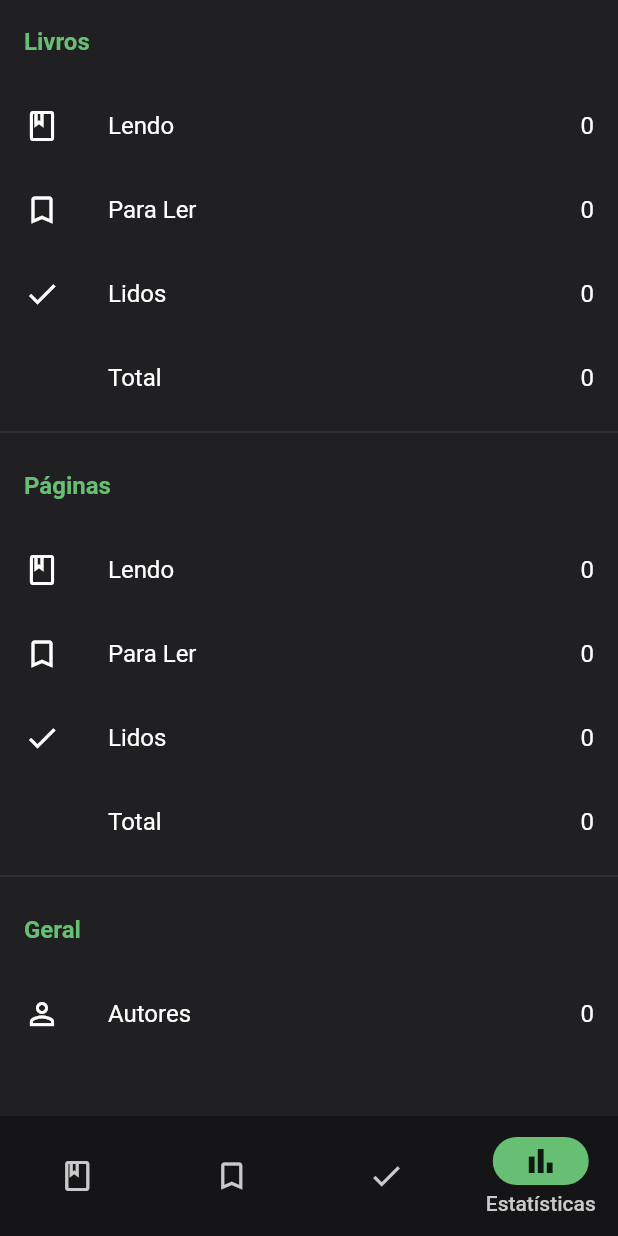
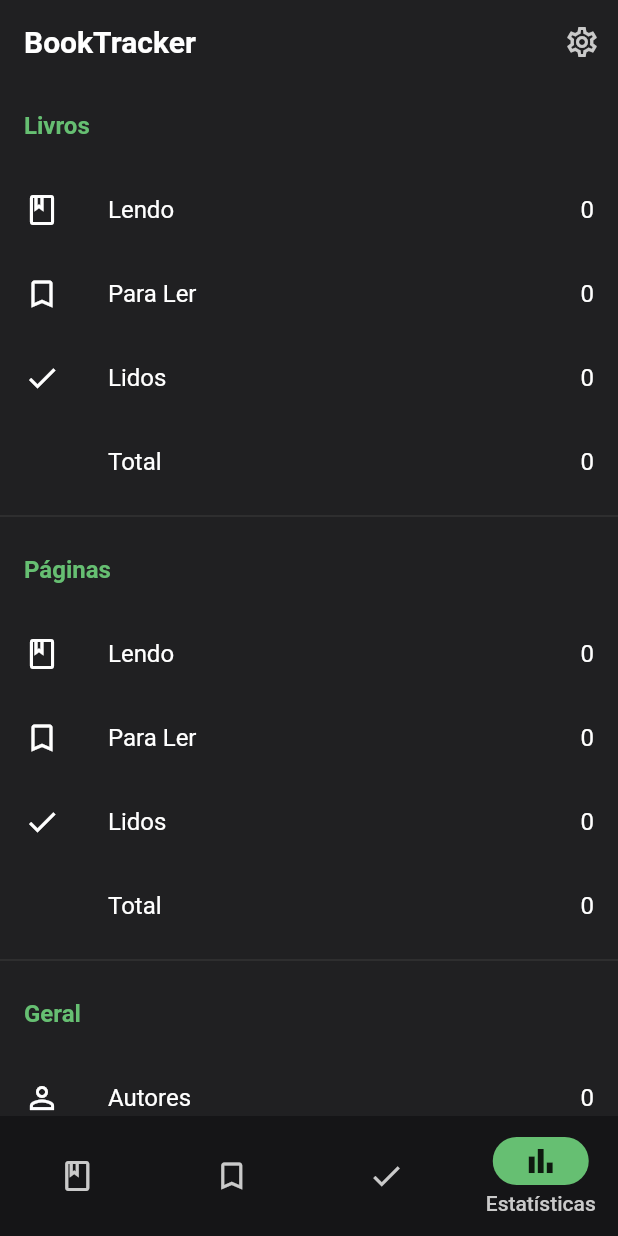
Before and after one commit to Fschmatz/booktrackerv2, a Flutter app: the screen it shows after launch, item 4 of the bottom bar chosen, on a phone screen of 412 x 824 dp. Run offline on Flutter 3.47's test engine with Material 2 defaults, Android fonts, the phone set to English and light mode, and no system bars; our stand-ins replace flutter_native_image, image_picker, shared_preferences, sqflite; missing offline and left inert: flutter_animator; accounts and stored records are empty.

Commit message:
Update 5.3.1

```diff
--- a/lib/pages/configs/pg_changelog.dart
+++ b/lib/pages/configs/pg_changelog.dart
@@ -19,7 +19,7 @@ class PgChangelog extends StatelessWidget {
                 style: TextStyle(
                     fontSize: 13,
                     fontWeight: FontWeight.w700,
-                    color: Theme.of(context).accentColor)),
+                    color: Theme.of(context).colorScheme.primary)),
           ),
           ListTile(
             leading: const Icon(
@@ -39,7 +39,7 @@ class PgChangelog extends StatelessWidget {
                 style: TextStyle(
                     fontSize: 13,
                     fontWeight: FontWeight.w700,
-                    color: Theme.of(context).accentColor)),
+                    color: Theme.of(context).colorScheme.primary)),
           ),
           ListTile(
             leading: const Icon(
--- a/lib/pages/home.dart
+++ b/lib/pages/home.dart
@@ -37,10 +37,6 @@ class _HomeState extends State<Home> {
 
   @override
   Widget build(BuildContext context) {
-    TextStyle styleFontNavBar = TextStyle(
-        fontSize: 14.5,
-        fontWeight: FontWeight.w600,
-        color: Theme.of(context).accentColor);
 
     return Scaffold(
       body: _pageList[_currentIndex],
--- a/lib/pages/pg_estatisticas.dart
+++ b/lib/pages/pg_estatisticas.dart
@@ -1,6 +1,8 @@
 import 'package:booktrackerv2/db/livro_dao.dart';
 import 'package:flutter/cupertino.dart';
 import 'package:flutter/material.dart';
+
+import 'configs/pg_configs.dart';
 
 class PgEstatisticas extends StatefulWidget {
   const PgEstatisticas({Key? key}) : super(key: key);
@@ -57,12 +59,33 @@ class _PgEstatisticasState extends State<PgEstatisticas> {
   @override
   Widget build(BuildContext context) {
 
-    Color accent = Theme.of(context).accentColor;
+    Color accent = Theme.of(context).colorScheme.primary;
 
-    return AnimatedSwitcher(
+    return Scaffold(
+        appBar: AppBar(
+          title: const Text(
+            'BookTracker',
+          ),
+          actions: [
+            IconButton(
+                icon: const Icon(
+                  Icons.settings_outlined,
+                ),
+                onPressed: () {
+                  Navigator.push(
+                      context,
+                      MaterialPageRoute<void>(
+                        builder: (BuildContext context) => PgConfigs(),
+                        fullscreenDialog: true,
+                      )
+                  );
+                }),
+          ],
+        ),
+        body:AnimatedSwitcher(
       duration: const Duration(milliseconds: 600),
       child: loading ?  Center(
-        child: CircularProgressIndicator(color: Theme.of(context).accentColor,),
+        child: CircularProgressIndicator(color: Theme.of(context).colorScheme.primary,),
       ) : ListView(
         children: [
           cardEstatisticas('Livros', livrosLendo, livrosParaLer , livrosLidos,accent),
@@ -73,7 +96,7 @@ class _PgEstatisticasState extends State<PgEstatisticas> {
           const SizedBox(height: 100,),
         ],
       ),
-    );
+    ));
   }
 }
 
--- a/lib/ui/card_livro.dart
+++ b/lib/ui/card_livro.dart
@@ -181,7 +181,7 @@ class _CardLivroState extends State<CardLivro> {
         style: TextStyle(
             fontSize: 16,
             fontWeight: FontWeight.bold,
-            color: Theme.of(context).accentColor),
+            color: Theme.of(context).colorScheme.primary),
       ),
       onPressed: () {
         _deletar(widget.livro.id);
@@ -194,7 +194,9 @@ class _CardLivroState extends State<CardLivro> {
     );
 
     AlertDialog alert = AlertDialog(
-      elevation: 3.0,
+      shape: const RoundedRectangleBorder(
+        borderRadius: BorderRadius.all(Radius.circular(16)),
+      ),
       title: const Text(
         "Confirmação ", //
         style: TextStyle(fontSize: 16, fontWeight: FontWeight.bold),
--- a/lib/util/theme.dart
+++ b/lib/util/theme.dart
@@ -5,13 +5,19 @@ import 'package:shared_preferences/shared_preferences.dart';
 ThemeData light = ThemeData(
     brightness: Brightness.light,
     primaryColor: const Color(0xFFFFFFFF),
-    accentColor: Colors.green[800],
+    accentColor: const Color(0xFF066D2B),
     canvasColor: Colors.black,
+    colorScheme: const ColorScheme.light(
+      primary: Color(0xFF066D2B),
+      primaryVariant:  Color(0xFF066D2B),
+      onSecondary: Color(0xFF066D2B),
+      secondary: Color(0xFF066D2B),
+    ),
     appBarTheme: const AppBarTheme(
         color: Color(0xFFFFFFFF),
         elevation: 0,
         iconTheme: IconThemeData(
-            color: Color(0xFF000000)
+            color: Color(0xFF050505)
         ),
         titleTextStyle: TextStyle(
             fontSize: 20,
@@ -25,15 +31,15 @@ ThemeData light = ThemeData(
       backgroundColor: Color(0xFFFFFFFF),
     ),
     floatingActionButtonTheme: const FloatingActionButtonThemeData(
-      backgroundColor: Color(0xFFF3F3F3),
+      backgroundColor: Color(0xFF066D2B),
     ),
     inputDecorationTheme: InputDecorationTheme(
         fillColor: const Color(0xFFFFFFFF),
-        focusColor: Colors.green[800],
+        focusColor:const Color(0xFF066D2B),
         contentPadding: const EdgeInsets.symmetric(vertical: 15.0, horizontal: 10.0),
         focusedBorder: OutlineInputBorder(
-          borderSide: BorderSide(
-            color: Colors.green[800]!,
+          borderSide: const BorderSide(
+            color: Color(0xFF066D2B),
           ),
           borderRadius: BorderRadius.circular(10.0),
         ),
@@ -48,16 +54,16 @@ ThemeData light = ThemeData(
             ),
             borderRadius: BorderRadius.circular(10.0))),
     bottomAppBarColor: const Color(0xFFE0E0E0),
-    bottomNavigationBarTheme: BottomNavigationBarThemeData(
-      selectedIconTheme: IconThemeData(color: Colors.green[800]),
-      selectedLabelStyle: TextStyle(color: Colors.green[800]),
+    bottomNavigationBarTheme: const BottomNavigationBarThemeData(
+      selectedIconTheme:  IconThemeData(color: Color(0xFF066D2B),),
+      selectedLabelStyle: TextStyle(color: Color(0xFF066D2B),),
       showSelectedLabels: false,
       showUnselectedLabels: false,
-      backgroundColor: const Color(0xFFE0E0E0),
+      backgroundColor: Color(0xFFE0E0E0),
     ),
     navigationBarTheme: NavigationBarThemeData(
         backgroundColor: const Color(0xFFE0E0E0),
-        indicatorColor: Colors.green[800]!.withOpacity(0.7),
+        indicatorColor: const Color(0xFF066D2B),
         iconTheme: MaterialStateProperty.all(
             const IconThemeData(color: Color(0xFF050505),)
         ),
@@ -70,12 +76,20 @@ ThemeData light = ThemeData(
 ThemeData dark = ThemeData(
     brightness: Brightness.dark,
     primaryColor: const Color(0xFF202022),
-    accentColor: const Color(0xFF66BF72),
     scaffoldBackgroundColor: const Color(0xFF202022),
     canvasColor: Colors.black,
+    colorScheme: const ColorScheme.dark(
+      primary: Color(0xFF66BF72),
+      primaryVariant:  Color(0xFF66BF72),
+      onSecondary: Color(0xFF66BF72),
+      secondary: Color(0xFF66BF72),
+    ),
     appBarTheme: const AppBarTheme(
         color: Color(0xFF202022),
         elevation: 0,
+        iconTheme: IconThemeData(
+            color: Color(0xFFCACACA)
+        ),
         titleTextStyle: TextStyle(
             fontSize: 20,
             fontWeight: FontWeight.w600,
@@ -114,7 +128,7 @@ ThemeData dark = ThemeData(
       backgroundColor: Color(0xFF151517),
     ),
     floatingActionButtonTheme: const FloatingActionButtonThemeData(
-      backgroundColor: Color(0xFF353537),
+      backgroundColor: Color(0xFF80DA8A),//353537
     ),
     navigationBarTheme: NavigationBarThemeData(
         backgroundColor: const Color(0xFF151517),
```
Also changed, not shown: lib/pages/configs/pg_app_info.dart (+4 -4 lines), lib/pages/configs/pg_configs.dart (+10 -6 lines), lib/pages/pg_book_list.dart (+8 -13 lines), lib/pages/pg_novo_livro.dart (+4 -4 lines), lib/pages/pg_update_livro.dart (+4 -4 lines).
